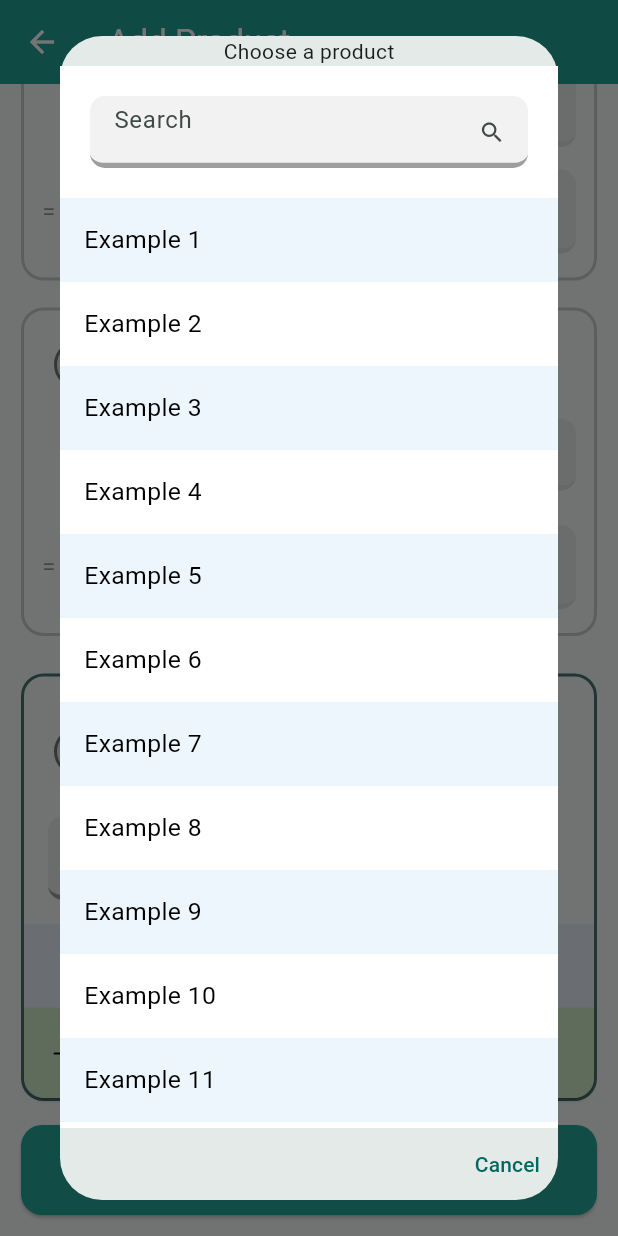
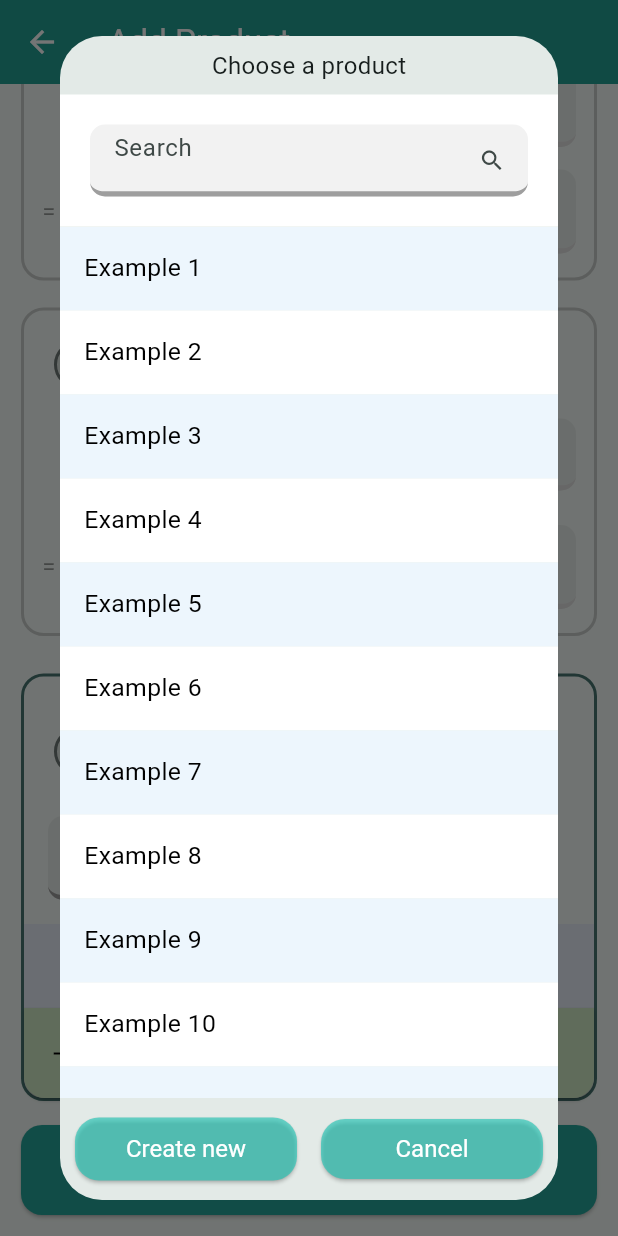
Before and after one commit to MarcPaepper/FoodTracker, a Flutter app: the EditProductView screen opened directly, scrolled down 251 dp, after a tap on "Add Ingredient", on a phone screen of 412 x 824 dp. Run offline on Flutter 3.47's test engine with Material 3 defaults, Android fonts, the phone set to English and light mode, and no system bars; our stand-ins replace google_fonts, rxdart, sqflite; accounts and stored records are empty.

Commit message:
add product in product chooser modal

```diff
--- a/lib/utility/modals.dart
+++ b/lib/utility/modals.dart
@@ -46,12 +46,22 @@ Future showContinueWithoutSavingDialog(BuildContext context) =>
 // a textfield on top lets you filter the products
 // a listview with the products
 // you can exit the dialog by clicking cancel or choosing a product
-void showProductDialog(
-  BuildContext context,
-  List<Product> products,
+void showProductDialog({
+  required BuildContext context,
+  required List<Product> products,
   Product? selectedProduct,
-  void Function(Product?) onChanged
-) {
+  required void Function(Product?) onSelected,
+  void Function()? beforeAdd,
+}) {
+  var buttonStyle = ButtonStyle(
+    backgroundColor: MaterialStateProperty.all(const Color.fromARGB(163, 33, 197, 181)),
+    foregroundColor: MaterialStateProperty.all(Colors.white),
+    textStyle: MaterialStateProperty.all(const TextStyle(fontSize: 16)),
+    shape: MaterialStateProperty.all(const RoundedRectangleBorder(
+      borderRadius: BorderRadius.all(Radius.circular(16)),
+    )),
+  );
+
   showDialog(
     context: context,
     builder: (BuildContext context) {
@@ -59,22 +69,53 @@ void showProductDialog(
         child: Column(
           mainAxisSize: MainAxisSize.min,
           children: [
-            const Text('Choose a product'),
+            const Padding(
+              padding: EdgeInsets.all(8.0),
+              child: Text(
+                'Choose a product',
+                style: TextStyle(fontSize: 16),
+              ),
+            ),
             Expanded(
-              child: _ProductList(products: products, onSelected: onChanged),
+              child: _ProductList(products: products, onSelected: onSelected),
             ),
-            Row(
-              mainAxisAlignment: MainAxisAlignment.end,
+            Padding(
+              padding: const EdgeInsets.all(10.0),
+              child: Row(
+                mainAxisAlignment: MainAxisAlignment.center,
                 children: [
-                TextButton(
+                  Expanded(
+                    child: ElevatedButton(
+                      style: buttonStyle,
                       onPressed: () {
-                    onChanged(null);
+                        beforeAdd?.call();
+                        // navigate to the product creation screen
+                        // and wait for the result
+
+                      },
+                      child: const Padding(
+                        padding: EdgeInsets.all(10.0),
+                        child: Text('Create new'),
+                      ),
+                    ),
+                  ),
+                  const SizedBox(width: 16),
+                  Expanded(
+                    child: ElevatedButton(
+                      style: buttonStyle,
+                      onPressed: () {
+                        onSelected(null);
                         Navigator.of(context).pop();
                       },
-                  child: const Text('Cancel'),
+                      child: const Padding(
+                        padding: EdgeInsets.all(10.0),
+                        child: Text('Cancel'),
+                      ),
+                    ),
                   ),
                 ]
               )
+            ),
           ]
         )
       );
--- a/lib/views/edit_product_view.dart
+++ b/lib/views/edit_product_view.dart
@@ -334,6 +334,7 @@ class _EditProductViewState extends State<EditProductView> with AutomaticKeepAli
           // navigate to edit view of duplicate product
           try {
             final product = products.firstWhere((prod) => prod.name == name);
+            interimProduct = getProductFromForm().$1;
             Navigator.of(context).pushNamed(
               editProductRoute,
               arguments: product.name,
@@ -1150,10 +1151,10 @@ class _EditProductViewState extends State<EditProductView> with AutomaticKeepAli
       onPressed: () {
         // show product dialog
         showProductDialog(
-          context,
-          products,
-          null,
-          (Product? product) {
+          context: context,
+          products: products,
+          selectedProduct: null,
+          onSelected: (Product? product) {
             if (product != null) {
               var ingredients = _ingredientsNotifier.value;
               ingredients.add(ProductQuantity(
@@ -1165,15 +1166,10 @@ class _EditProductViewState extends State<EditProductView> with AutomaticKeepAli
               _ingredientAmountControllers.add(TextEditingController());
             }
           },
+          beforeAdd: () {
+            interimProduct = getProductFromForm().$1;
+          }
         );
-        //_ingredientAmountControllers.add(TextEditingController());
-        //var ingredients = _ingredientsNotifier.value;
-        //ingredients.add(ProductQuantity(
-        //  product: null,
-        //  amount: 0,
-        //  unit: Unit.g,
-        //));
-        //_ingredientsNotifier.value = List.from(ingredients);
       },
     );
   }
```
Also changed, not shown: lib/widgets/product_dropdown.dart (+4 -4 lines). Lines whose indentation alone changed are shown as unchanged.
